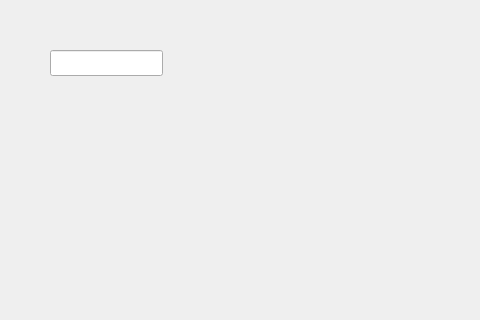
Above: POS - SCW/C++/Flugplaner/Flugplaner/mainwindow.ui from ArkonM/5CHIF before the change; both pictures show x 0 to 480 and y 0 to 320 of the 800 by 600 pixel window. Below: the same form after it.
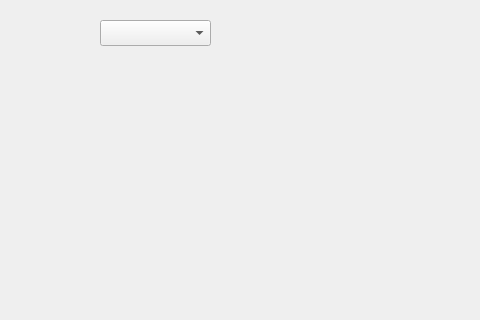
That is the form after the change.

The edit to the form file:
```diff
--- a/POS - SCW/C++/Flugplaner/Flugplaner/mainwindow.ui
+++ b/POS - SCW/C++/Flugplaner/Flugplaner/mainwindow.ui
@@ -14,12 +14,12 @@
    <string>MainWindow</string>
   </property>
   <widget class="QWidget" name="centralwidget">
-   <widget class="QLineEdit" name="lineEdit">
+   <widget class="QComboBox" name="Flugline">
     <property name="geometry">
      <rect>
-      <x>50</x>
-      <y>50</y>
-      <width>113</width>
+      <x>100</x>
+      <y>20</y>
+      <width>111</width>
       <height>26</height>
      </rect>
     </property>
```
